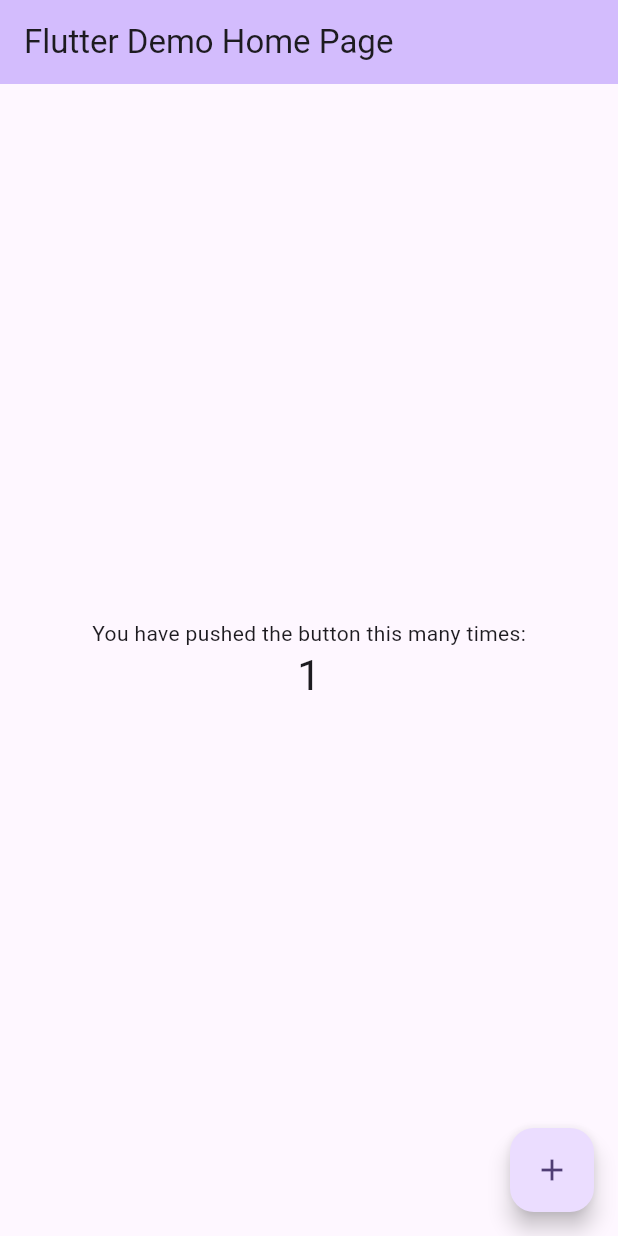
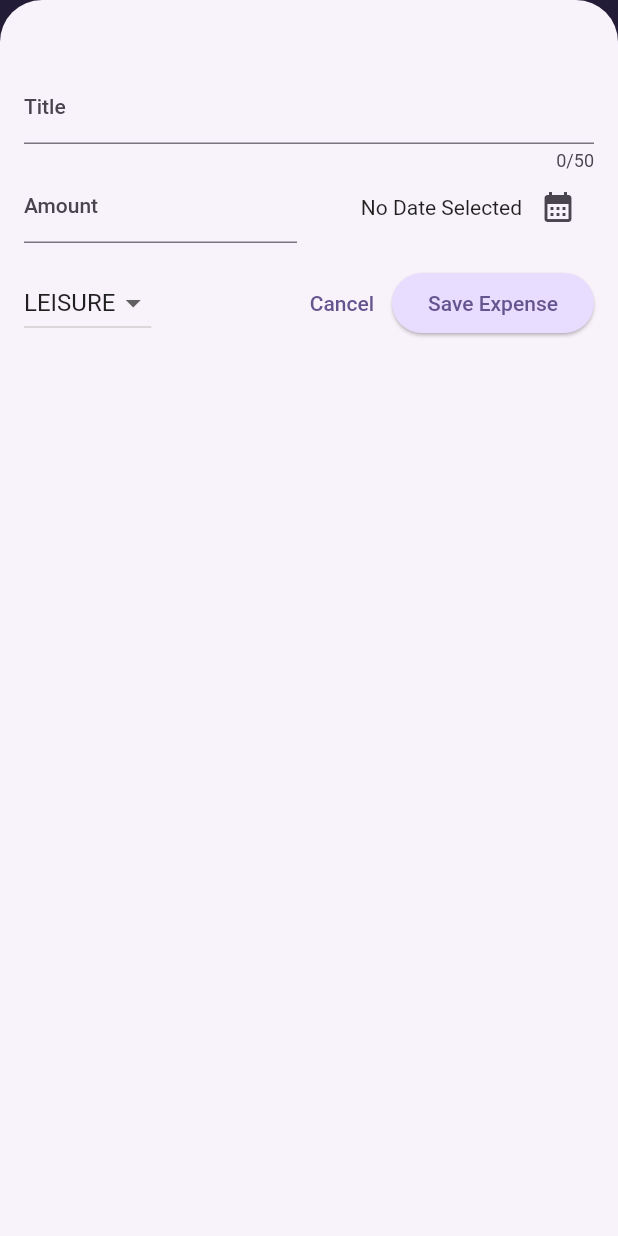
Before and after one commit to haiuanana/haiuanana, a Flutter app: the screen it shows after launch, after a tap on the "add" icon, on a phone screen of 412 x 824 dp. Run offline on Flutter 3.47's test engine with Material 2 defaults, Android fonts, the phone set to English and light mode, and no system bars; our stand-ins replace google_fonts.

Commit message:
128 lesson ended

```diff
--- a/advanced_basics/lib/quiz.dart
+++ b/advanced_basics/lib/quiz.dart
@@ -31,7 +31,6 @@ class _QuizState extends State<Quiz> {
         activeScreen = 'results-screen';
       });
     }
-    ;
   }
 
   void restartQuiz() {
--- a/expensetrackerapp/lib/expenses.dart
+++ /dev/null
@@ -1,17 +0,0 @@
-import 'package:flutter/material.dart';
-
-class Expenses extends StatefulWidget {
-  const Expenses({ Key? key }) : super(key: key);
-
-  @override
-  _ExpensesState createState() => _ExpensesState();
-}
-
-class _ExpensesState extends State<Expenses> {
-  @override
-  Widget build(BuildContext context) {
-    return Container(
-
-    );
-  }
-}
--- a/expensetrackerapp/lib/main.dart
+++ b/expensetrackerapp/lib/main.dart
@@ -1,125 +1,59 @@
 import 'package:flutter/material.dart';
 
+import 'package:expensetrackerapp/widgets/expenses.dart';
+
+var kColorScheme = ColorScheme.fromSeed(
+  seedColor: const Color.fromARGB(255, 96, 59, 181),
+);
+var kdarkColorSCheme = ColorScheme.fromSeed(
+  brightness: Brightness.dark,
+  seedColor: const Color.fromARGB(255, 5, 99, 125),
+);
+
 void main() {
-  runApp(const MyApp());
-}
-
-class MyApp extends StatelessWidget {
-  const MyApp({super.key});
-
-  // This widget is the root of your application.
-  @override
-  Widget build(BuildContext context) {
-    return MaterialApp(
-      title: 'Flutter Demo',
-      theme: ThemeData(
-        // This is the theme of your application.
-        //
-        // TRY THIS: Try running your application with "flutter run". You'll see
-        // the application has a blue toolbar. Then, without quitting the app,
-        // try changing the seedColor in the colorScheme below to Colors.green
-        // and then invoke "hot reload" (save your changes or press the "hot
-        // reload" button in a Flutter-supported IDE, or press "r" if you used
-        // the command line to start the app).
-        //
-        // Notice that the counter didn't reset back to zero; the application
-        // state is not lost during the reload. To reset the state, use hot
-        // restart instead.
-        //
-        // This works for code too, not just values: Most code changes can be
-        // tested with just a hot reload.
-        colorScheme: ColorScheme.fromSeed(seedColor: Colors.deepPurple),
-        useMaterial3: true,
-      ),
-      home: const MyHomePage(title: 'Flutter Demo Home Page'),
-    );
-  }
-}
-
-class MyHomePage extends StatefulWidget {
-  const MyHomePage({super.key, required this.title});
-
-  // This widget is the home page of your application. It is stateful, meaning
-  // that it has a State object (defined below) that contains fields that affect
-  // how it looks.
-
-  // This class is the configuration for the state. It holds the values (in this
-  // case the title) provided by the parent (in this case the App widget) and
-  // used by the build method of the State. Fields in a Widget subclass are
-  // always marked "final".
-
-  final String title;
-
-  @override
-  State<MyHomePage> createState() => _MyHomePageState();
-}
-
-class _MyHomePageState extends State<MyHomePage> {
-  int _counter = 0;
-
-  void _incrementCounter() {
-    setState(() {
-      // This call to setState tells the Flutter framework that something has
-      // changed in this State, which causes it to rerun the build method below
-      // so that the display can reflect the updated values. If we changed
-      // _counter without calling setState(), then the build method would not be
-      // called again, and so nothing would appear to happen.
-      _counter++;
-    });
-  }
-
-  @override
-  Widget build(BuildContext context) {
-    // This method is rerun every time setState is called, for instance as done
-    // by the _incrementCounter method above.
-    //
-    // The Flutter framework has been optimized to make rerunning build methods
-    // fast, so that you can just rebuild anything that needs updating rather
-    // than having to individually change instances of widgets.
-    return Scaffold(
-      appBar: AppBar(
-        // TRY THIS: Try changing the color here to a specific color (to
-        // Colors.amber, perhaps?) and trigger a hot reload to see the AppBar
-        // change color while the other colors stay the same.
-        backgroundColor: Theme.of(context).colorScheme.inversePrimary,
-        // Here we take the value from the MyHomePage object that was created by
-        // the App.build method, and use it to set our appbar title.
-        title: Text(widget.title),
-      ),
-      body: Center(
-        // Center is a layout widget. It takes a single child and positions it
-        // in the middle of the parent.
-        child: Column(
-          // Column is also a layout widget. It takes a list of children and
-          // arranges them vertically. By default, it sizes itself to fit its
-          // children horizontally, and tries to be as tall as its parent.
-          //
-          // Column has various properties to control how it sizes itself and
-          // how it positions its children. Here we use mainAxisAlignment to
-          // center the children vertically; the main axis here is the vertical
-          // axis because Columns are vertical (the cross axis would be
-          // horizontal).
-          //
-          // TRY THIS: Invoke "debug painting" (choose the "Toggle Debug Paint"
-          // action in the IDE, or press "p" in the console), to see the
-          // wireframe for each widget.
-          mainAxisAlignment: MainAxisAlignment.center,
-          children: <Widget>[
-            const Text(
-              'You have pushed the button this many times:',
-            ),
-            Text(
-              '$_counter',
-              style: Theme.of(context).textTheme.headlineMedium,
-            ),
-          ],
+  runApp(MaterialApp(
+    darkTheme: ThemeData.dark().copyWith(
+      useMaterial3: true,
+      colorScheme: kdarkColorSCheme,
+      cardTheme: const CardTheme().copyWith(
+        color: kdarkColorSCheme.secondaryContainer,
+        margin: const EdgeInsets.symmetric(
+          vertical: 16,
+          horizontal: 8,
         ),
       ),
-      floatingActionButton: FloatingActionButton(
-        onPressed: _incrementCounter,
-        tooltip: 'Increment',
-        child: const Icon(Icons.add),
-      ), // This trailing comma makes auto-formatting nicer for build methods.
-    );
-  }
+      elevatedButtonTheme: ElevatedButtonThemeData(
+        style: ElevatedButton.styleFrom(
+          backgroundColor: kdarkColorSCheme.primaryContainer,
+          foregroundColor: kdarkColorSCheme.onPrimaryContainer,
+        ),
+      ),
+    ),
+    theme: ThemeData().copyWith(
+      useMaterial3: true,
+      colorScheme: kColorScheme,
+      appBarTheme: const AppBarTheme().copyWith(
+        backgroundColor: kColorScheme.onPrimaryContainer,
+        foregroundColor: kColorScheme.primaryContainer,
+      ),
+      cardTheme: const CardTheme().copyWith(
+        color: kColorScheme.secondaryContainer,
+        margin: const EdgeInsets.symmetric(vertical: 16, horizontal: 8),
+      ),
+      elevatedButtonTheme: ElevatedButtonThemeData(
+        style: ElevatedButton.styleFrom(
+          backgroundColor: kColorScheme.primaryContainer,
+        ),
+      ),
+      textTheme: ThemeData().textTheme.copyWith(
+            titleLarge: TextStyle(
+              fontWeight: FontWeight.bold,
+              color: kColorScheme.onSecondaryContainer,
+              fontSize: 16,
+            ),
+          ),
+    ),
+    themeMode: ThemeMode.system, //default
+    home: const Expenses(),
+  ));
 }
--- /dev/null
+++ b/expensetrackerapp/lib/models/expense.dart
@@ -0,0 +1,35 @@
+import 'package:uuid/uuid.dart';
+import 'package:flutter/material.dart';
+import 'package:intl/intl.dart';
+
+final formatter = DateFormat.yMd();
+
+const uuid = Uuid();
+
+enum Category { food, travel, leisure, work }
+
+const categoryICons = {
+  Category.food: Icons.lunch_dining,
+  Category.travel: Icons.flight_takeoff,
+  Category.leisure: Icons.movie,
+  Category.work: Icons.work,
+};
+
+class Expense {
+  Expense({
+    required this.title,
+    required this.amount,
+    required this.date,
+    required this.category,
+  }) : id = uuid.v4();
+
+  final String id;
+  final String title;
+  final double amount;
+  final DateTime date;
+  final Category category;
+
+  String get formattedDate {
+    return formatter.format(date);
+  }
+}
--- /dev/null
+++ b/expensetrackerapp/lib/widgets/expenses.dart
@@ -0,0 +1,123 @@
+import 'package:expensetrackerapp/widgets/expenses_list/expenses_list.dart';
+import 'package:expensetrackerapp/widgets/new_expense.dart';
+import 'package:flutter/material.dart';
+import 'package:expensetrackerapp/models/expense.dart';
+
+class Expenses extends StatefulWidget {
+  const Expenses({super.key});
+
+  @override
+  State<Expenses> createState() => _ExpensesState();
+}
+
+class _ExpensesState extends State<Expenses> {
+  final List<Expense> _registerExpenses = [
+    Expense(
+      title: "Flutter Course",
+      amount: 19.99,
+      date: DateTime.now(),
+      category: Category.work,
+    ),
+    Expense(
+      title: "Cinema",
+      amount: 15.678987,
+      date: DateTime.now(),
+      category: Category.leisure,
+    ),
+  ];
+
+  void _openAddExpenseOverlay() {
+    showModalBottomSheet(
+      isScrollControlled: true,
+      context: context,
+      builder: (ctx) => NewExpense(onAddExpense: _addExpense),
+    );
+  }
+
+  void _addExpense(Expense expense) {
+    setState(() {
+      _registerExpenses.add(expense);
+    });
+  }
+
+  void _removeExpense(Expense expense) {
+    final expenseIndex = _registerExpenses.indexOf(expense);
+    setState(() {
+      _registerExpenses.remove(expense);
+    });
+    ScaffoldMessenger.of(context).clearSnackBars();
+    ScaffoldMessenger.of(context).showSnackBar(SnackBar(
+      duration: const Duration(seconds: 3),
+      content: const Text('Expense deleted'),
+      action: SnackBarAction(
+        label: 'Undo',
+        onPressed: () {
+          setState(() {
+            _registerExpenses.insert(expenseIndex, expense);
+          });
+        },
+      ),
+    ));
+  }
+
+  @override
+  Widget build(BuildContext context) {
+    Widget mainContent = Center(
+      child: Text("No expenses found. Start adding some"),
+    );
+
+    if (_registerExpenses.isNotEmpty) {
+      mainContent = ExpensesList(
+        expenses: _registerExpenses,
+        onRemoveExpense: _removeExpense,
+      );
+    }
+
+    return Scaffold(
+      appBar: AppBar(
+        title: const Text('Flutter Expense Tracker'),
+        actions: [
+          IconButton(
+            onPressed: _openAddExpenseOverlay,
+            icon: const Icon(Icons.add),
+          ),
+        ],
+      ),
+      body: Column(
+        children: [
+          const Text('The chart'),
+          Expanded(
+            child: mainContent,
+          )
+        ],
+      ),
+    );
+  }
+}
+
+class ExpenseBucket {
+  const ExpenseBucket({
+    required this.category,
+    required this.expenses,
+  });
+
+  ExpenseBucket.forCategory(
+    List<Expense> allExpenses,
+    this.category,
+  ) : expenses = allExpenses
+            .where((expense) => expense.category == category)
+            .toList();
+
+  final Category category;
+  final List<Expense> expenses;
+
+  double get totalExpenses {
+    double sum = 0;
+
+    for (final expense in expenses) {
+      sum = sum + expense.amount;
+    }
+
+    return sum;
+  }
+}
--- /dev/null
+++ b/expensetrackerapp/lib/widgets/expenses_list/expense_item.dart
@@ -0,0 +1,44 @@
+import 'package:flutter/material.dart';
+import 'package:expensetrackerapp/models/expense.dart';
+
+class ExpenseItem extends StatelessWidget {
+  const ExpenseItem(this.expense, {super.key});
+
+  final Expense expense;
+
+  @override
+  Widget build(BuildContext context) {
+    return Card(
+      child: Padding(
+        padding: const EdgeInsets.symmetric(horizontal: 12.0, vertical: 16.0),
+        child: Column(
+          crossAxisAlignment: CrossAxisAlignment.start,
+          children: [
+            Text(
+              expense.title,
+              style: Theme.of(context).textTheme.titleLarge,
+            ),
+            const SizedBox(
+              height: 4,
+            ),
+            Row(
+              children: [
+                Text('\$${expense.amount.toStringAsFixed(2)}'),
+                const Spacer(),
+                Row(
+                  children: [
+                    Icon(categoryICons[expense.category]),
+                    const SizedBox(
+                      width: 8,
+                    ),
+                    Text(expense.formattedDate),
+                  ],
+                ), // 15.67898 => 15.68
+              ],
+            )
+          ],
+        ),
+      ),
+    );
+  }
+}
--- /dev/null
+++ b/expensetrackerapp/lib/widgets/expenses_list/expenses_list.dart
@@ -0,0 +1,41 @@
+import 'package:expensetrackerapp/models/expense.dart';
+import 'package:expensetrackerapp/widgets/expenses_list/expense_item.dart';
+import 'package:flutter/material.dart';
+
+class ExpensesList extends StatelessWidget {
+  const ExpensesList(
+      {super.key, required this.expenses, required this.onRemoveExpense});
+
+  final void Function(Expense expense) onRemoveExpense;
+  final List<Expense> expenses;
+
+  @override
+  Widget build(BuildContext context) {
+    return ListView.builder(
+      itemCount: expenses.length,
+      itemBuilder: (ctx, index) => Dismissible(
+        key: ValueKey(expenses[index]),
+        background: Container(
+          margin: EdgeInsets.symmetric(
+              horizontal: Theme.of(context).cardTheme.margin!.horizontal),
+          color: Theme.of(context).colorScheme.error.withOpacity(0.75),
+          child: const Column(
+            children: [
+              SizedBox(
+                height: 30,
+              ),
+              Text(
+                "DELETE",
+                style: TextStyle(fontSize: 40, color: Colors.white),
+              ),
+            ],
+          ),
+        ),
+        onDismissed: (direction) {
+          onRemoveExpense(expenses[index]);
+        },
+        child: ExpenseItem(expenses[index]),
+      ),
+    );
+  }
+}
--- /dev/null
+++ b/expensetrackerapp/lib/widgets/new_expense.dart
@@ -0,0 +1,161 @@
+import 'package:flutter/material.dart';
+import 'package:expensetrackerapp/models/expense.dart';
+
+class NewExpense extends StatefulWidget {
+  const NewExpense({super.key, required this.onAddExpense});
+
+  final void Function(Expense expense) onAddExpense;
+
+  @override
+  State<NewExpense> createState() => _NewExpenseState();
+}
+
+class _NewExpenseState extends State<NewExpense> {
+  final _titleController = TextEditingController();
+  final _amountController = TextEditingController();
+  Category _selectedCategory = Category.leisure;
+
+  DateTime? _selectedDate;
+
+  void _presentDatePicker() async {
+    final now = DateTime.now();
+    final firstDate = DateTime(
+      now.year - 1,
+      now.month,
+    );
+    final pickedDate = await showDatePicker(
+      context: context,
+      initialDate: now,
+      firstDate: firstDate,
+      lastDate: now,
+    );
+    setState(() {
+      _selectedDate = pickedDate;
+    });
+  }
+
+  void _submitExpenseDate() {
+    final enteredAmount = double.tryParse(_amountController.text);
+    final amountIsInvalid = enteredAmount == null || enteredAmount <= 0;
+    if (_titleController.text.trim().isEmpty ||
+        amountIsInvalid ||
+        _selectedDate == null) {
+      showDialog(
+        context: context,
+        builder: (ctx) => AlertDialog(
+          title: const Text('Invalid input'),
+          content: const Text(
+              'Please make sure a valid title, amount date and category was entered.'),
+          actions: [
+            TextButton(
+                onPressed: () {
+                  Navigator.pop(ctx);
+                },
+                child: const Text('OK'))
+          ],
+        ),
+      );
+      return;
+    }
+
+    widget.onAddExpense(
+      Expense(
+          title: _titleController.text,
+          amount: enteredAmount,
+          date: _selectedDate!,
+          category: _selectedCategory),
+    );
+    Navigator.pop(context);
+  }
+
+  @override
+  void dispose() {
+    _titleController.dispose();
+    _amountController.dispose();
+    super.dispose();
+  }
+
+  @override
+  Widget build(BuildContext context) {
+    return Padding(
+      padding: const EdgeInsets.fromLTRB(16, 48, 16, 16),
+      child: Column(
+        children: [
+          TextField(
+            controller: _titleController,
+            maxLength: 50,
+            decoration: const InputDecoration(
+              label: Text('Title'),
+            ),
+          ),
+          Row(
+            children: [
+              Expanded(
+                child: TextField(
+                  keyboardType: TextInputType.number,
+                  controller: _amountController,
+                  decoration: const InputDecoration(
+                    prefixText: '\$',
+                    label: Text('Amount'),
+                  ),
+                ),
+              ),
+              const SizedBox(width: 16),
+              Expanded(
+                child: Row(
+                  mainAxisAlignment: MainAxisAlignment.end,
+                  crossAxisAlignment: CrossAxisAlignment.center,
+                  children: [
+                    Text(_selectedDate == null
+                        ? 'No Date Selected'
+                        : formatter.format(_selectedDate!)),
+                    IconButton(
+                        onPressed: _presentDatePicker,
+                        icon: const Icon(
+                          Icons.calendar_month,
+                        ))
+                  ],
+                ),
+              ),
+            ],
+          ),
+          const SizedBox(
+            height: 16,
+          ),
+          Row(
+            children: [
+              DropdownButton(
+                  value: _selectedCategory,
+                  items: Category.values
+                      .map(
+                        (category) => DropdownMenuItem(
+                          value: category,
+                          child: Text(category.name.toUpperCase()),
+                        ),
+                      )
+                      .toList(),
+                  onChanged: (value) {
+                    if (value == null) {
+                      return;
+                    }
+                    setState(() {
+                      _selectedCategory = value;
+                    });
+                  }),
+              const Spacer(),
+              TextButton(
+                onPressed: () {
+                  Navigator.pop(context);
+                },
+                child: const Text('Cancel'),
+              ),
+              ElevatedButton(
+                  onPressed: _submitExpenseDate,
+                  child: const Text('Save Expense')),
+            ],
+          )
+        ],
+      ),
+    );
+  }
+}
--- a/expensetrackerapp/pubspec.yaml
+++ b/expensetrackerapp/pubspec.yaml
@@ -35,6 +35,8 @@ dependencies:
   # The following adds the Cupertino Icons font to your application.
   # Use with the CupertinoIcons class for iOS style icons.
   cupertino_icons: ^1.0.2
+  uuid: ^3.0.7
+  intl: ^0.18.1
 
 dev_dependencies:
   flutter_test:
```
Also changed, not shown: expensetrackerapp/pubspec.lock, 2 other files.
